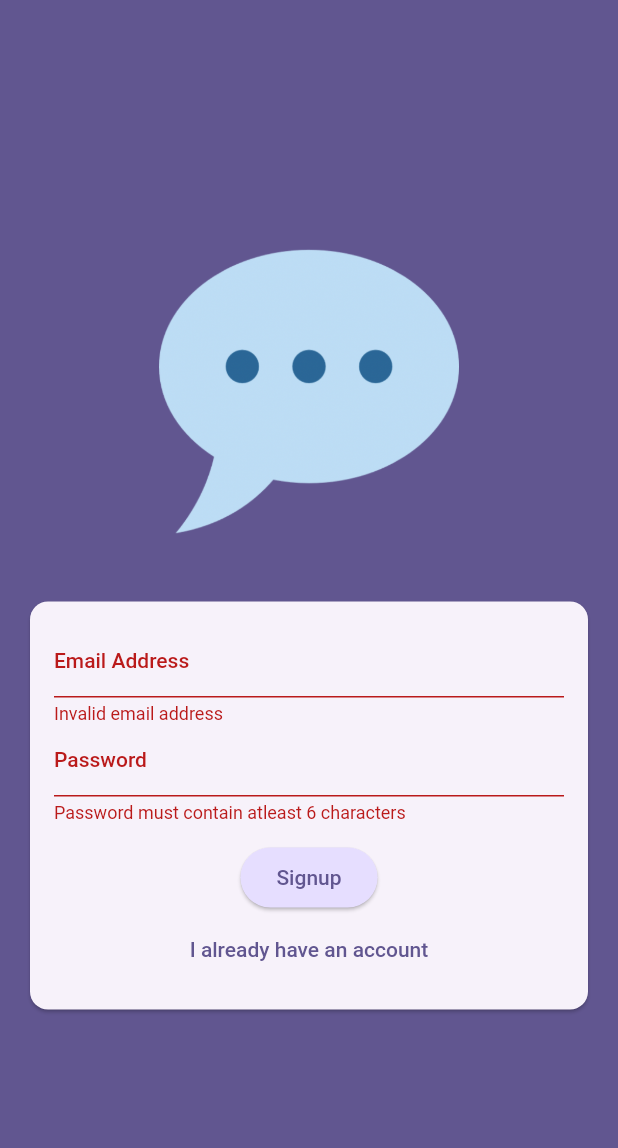
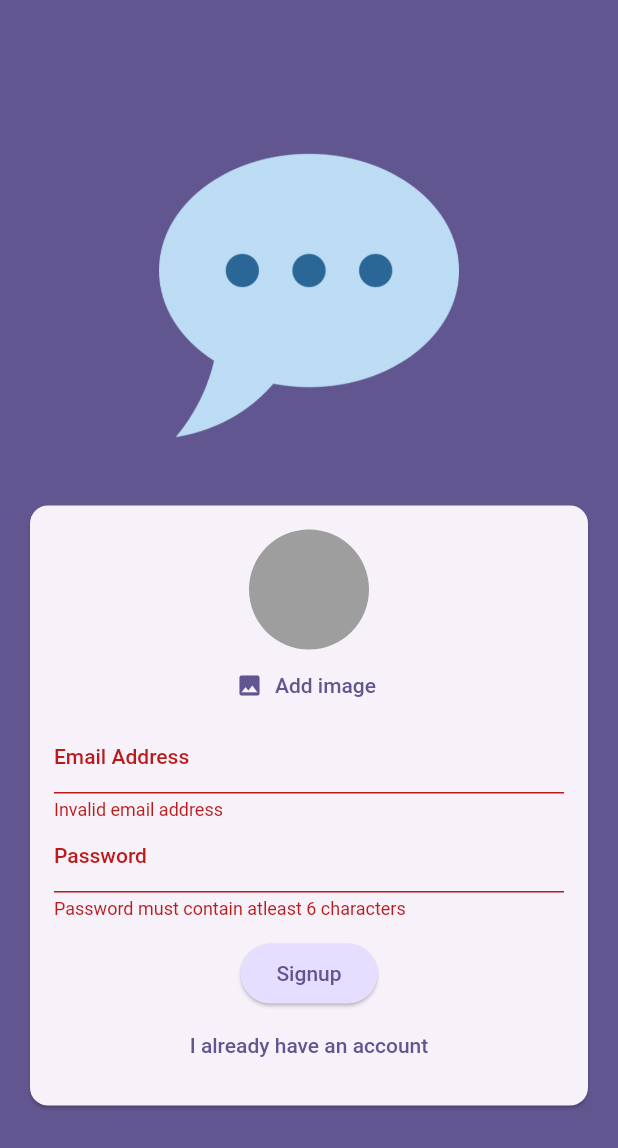
Before and after one commit to DilankaYasith/flutter_chat_app, a Flutter app: the screen it shows after launch, after a tap on "Login", after a tap on "Create an account", on a phone screen of 412 x 824 dp. Shown: the top 1148 px of the screen. Run offline on Flutter 3.47's test engine with Material 2 defaults, Android fonts, the phone set to English and light mode, and no system bars; our stand-ins replace firebase_auth, firebase_core, firebase_storage, image_picker; accounts and stored records are empty.

Commit message:
added user_image widget

```diff
--- a/lib/screens/auth.dart
+++ b/lib/screens/auth.dart
@@ -1,6 +1,10 @@
-import 'package:chat_app/screens/chat.dart';
-import 'package:chat_app/screens/splash.dart';
+// ignore_for_file: unused_local_variable
+
+import 'dart:io';
+
+import 'package:chat_app/widgets/user_image_picker.dart';
 import 'package:firebase_auth/firebase_auth.dart';
+import 'package:firebase_storage/firebase_storage.dart';
 import 'package:flutter/material.dart';
 
 final _firebase = FirebaseAuth.instance;
@@ -16,28 +20,41 @@ class AuthScreen extends StatefulWidget {
 
 class _AuthScreenState extends State<AuthScreen> {
   final _form = GlobalKey<FormState>();
+
   var _isLogin = true;
   var _enteredEmail = '';
   var _enteredPassword = '';
+  File? _selectedImage;
+  var _isAuthenticating = false;
 
   void _submit() async {
     final isValid = _form.currentState!.validate();
 
-    if (!isValid) {
+    if (!isValid || !_isLogin && _selectedImage == null) {
       return;
     }
+
     _form.currentState!.save();
+
     try {
+      setState(() {
+        _isAuthenticating = true;
+      });
       if (_isLogin) {
         final userCredentials = await _firebase.signInWithEmailAndPassword(
             email: _enteredEmail, password: _enteredPassword);
-
-        // Navigator.of(context).push(MaterialPageRoute(
-        //   builder: (ctx) => const SplashScreen(),
-        // ));
       } else {
         final userCredentials = await _firebase.createUserWithEmailAndPassword(
             email: _enteredEmail, password: _enteredPassword);
+
+        final storageRef = FirebaseStorage.instance
+            .ref()
+            .child('user_images')
+            .child('${userCredentials.user!.uid}.jpg');
+
+        await storageRef.putFile(_selectedImage!);
+        final imageUrl = await storageRef.getDownloadURL();
+        print(imageUrl);
       }
     } on FirebaseAuthException catch (error) {
       if (error.code == 'email-already-in-use') {}
@@ -47,6 +64,9 @@ class _AuthScreenState extends State<AuthScreen> {
           content: Text(error.message ?? 'Authentication failed.'),
         ),
       );
+      setState(() {
+        _isAuthenticating = false;
+      });
     }
   }
 
@@ -80,6 +100,12 @@ class _AuthScreenState extends State<AuthScreen> {
                       child: Column(
                         mainAxisSize: MainAxisSize.min,
                         children: [
+                          if (!_isLogin)
+                            UserImagePicker(
+                              onPickImage: (pickedImage) {
+                                _selectedImage = pickedImage;
+                              },
+                            ),
                           TextFormField(
                             decoration: const InputDecoration(
                                 labelText: 'Email Address'),
@@ -113,6 +139,9 @@ class _AuthScreenState extends State<AuthScreen> {
                             },
                           ),
                           const SizedBox(height: 12),
+                          if (_isAuthenticating)
+                            const CircularProgressIndicator(),
+                          if (!_isAuthenticating)
                             ElevatedButton(
                               onPressed: _submit,
                               style: ElevatedButton.styleFrom(
@@ -121,6 +150,7 @@ class _AuthScreenState extends State<AuthScreen> {
                                       .primaryContainer),
                               child: Text(_isLogin ? 'Login' : 'Signup'),
                             ),
+                          if (!_isAuthenticating)
                             TextButton(
                                 onPressed: () {
                                   setState(() {
--- /dev/null
+++ b/lib/widgets/user_image_picker.dart
@@ -0,0 +1,58 @@
+import 'dart:io';
+
+import 'package:flutter/material.dart';
+import 'package:image_picker/image_picker.dart';
+
+class UserImagePicker extends StatefulWidget {
+  const UserImagePicker({super.key, required this.onPickImage});
+
+  final void Function(File pickedImage) onPickImage;
+
+  @override
+  State<UserImagePicker> createState() {
+    return _UserImagePickerState();
+  }
+}
+
+class _UserImagePickerState extends State<UserImagePicker> {
+  File? _pickedImageFile;
+
+  void _pickImage() async {
+    final pickedImage = await ImagePicker().pickImage(
+      source: ImageSource.camera,
+      imageQuality: 50,
+      maxWidth: 150,
+    );
+
+    if (pickedImage == null) {
+      return;
+    }
+
+    setState(() {
+      _pickedImageFile = File(pickedImage.path);
+    });
+
+    widget.onPickImage(_pickedImageFile!);
+  }
+
+  @override
+  Widget build(BuildContext context) {
+    return Column(
+      children: [
+        CircleAvatar(
+          radius: 40,
+          backgroundColor: Colors.grey,
+          foregroundImage:
+              _pickedImageFile != null ? FileImage(_pickedImageFile!) : null,
+        ),
+        TextButton.icon(
+            onPressed: _pickImage,
+            icon: const Icon(Icons.image),
+            label: Text(
+              'Add image',
+              style: TextStyle(color: Theme.of(context).colorScheme.primary),
+            ))
+      ],
+    );
+  }
+}
```
Lines whose indentation alone changed are shown as unchanged.
